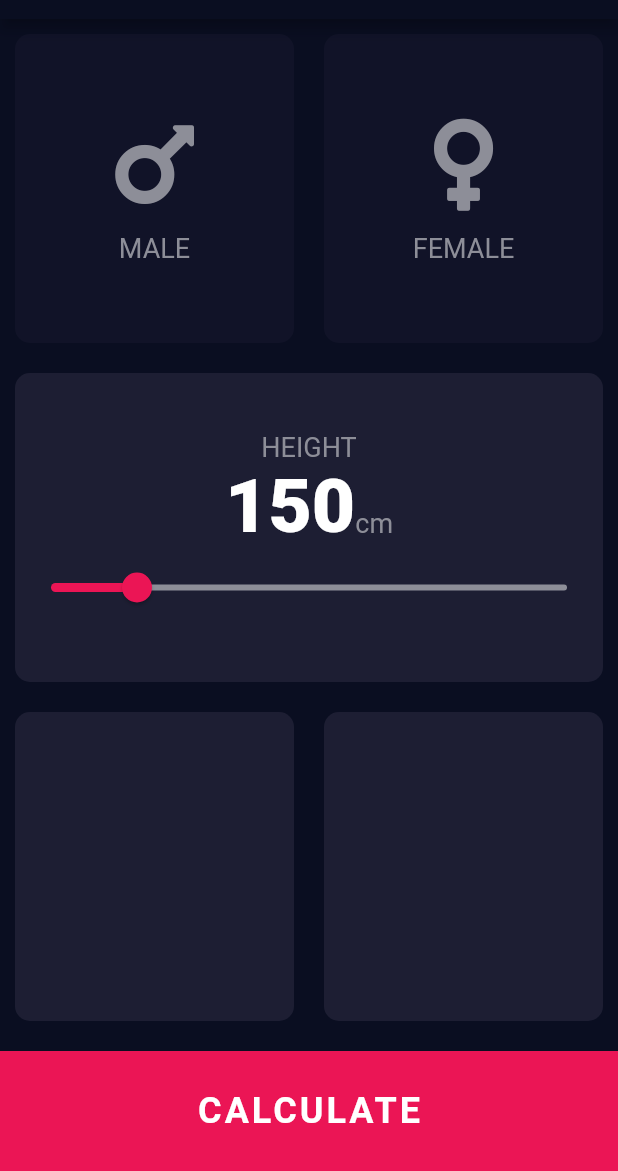
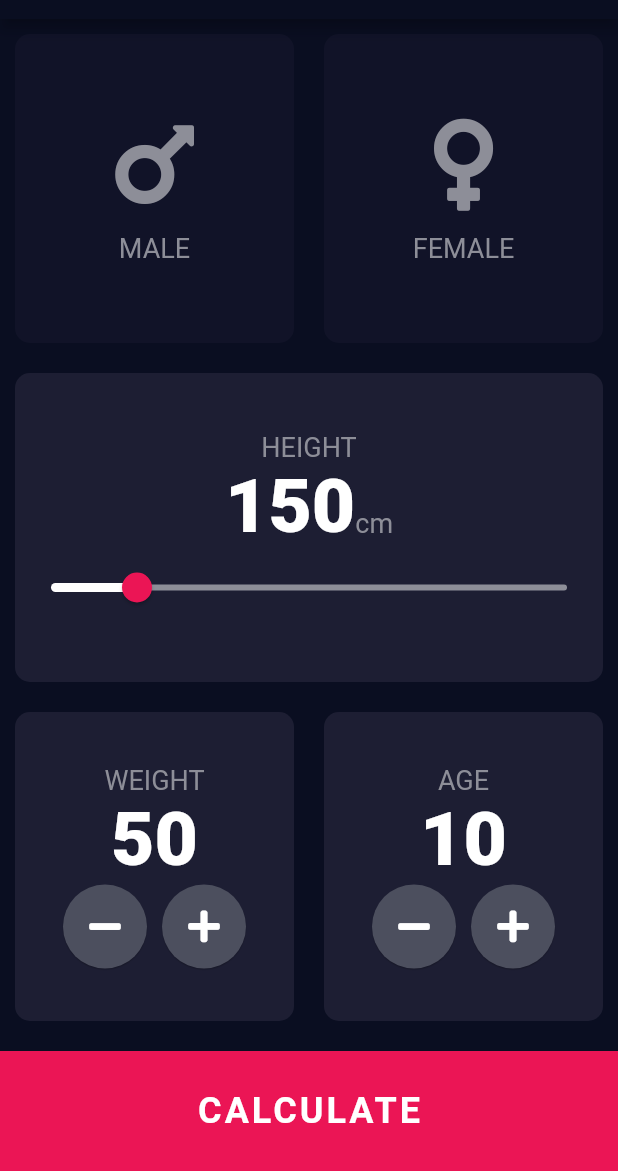
Before and after one commit to nonicalx/bmi-calculator-flutter, a Flutter app: the screen it shows after launch, on a phone screen of 412 x 824 dp, the part 65-1236 px from its top. Run offline on Flutter 3.47's test engine with Material 2 defaults, Android fonts, the phone set to English and light mode, and no system bars; our stand-ins replace font_awesome_flutter.

Commit message:
weight and age card completely implemented

```diff
--- a/lib/inputPage.dart
+++ b/lib/inputPage.dart
@@ -3,6 +3,9 @@ import 'reuseableCard.dart';
 import 'bottomButtom.dart';
 import 'genderSign.dart';
 import 'constants.dart';
+import 'roundIconBtn.dart';
+import 'package:font_awesome_flutter/font_awesome_flutter.dart';
+
 
 enum Gender { male, female }
 
@@ -16,6 +19,34 @@ class _InputPageState extends State<InputPage> {
 
   // var height = 150;
   int height = 150;
+  int weight = 50;
+  int age = 10;
+
+
+  void increamentWeight(){
+    if(weight <= 999){
+      weight++;
+    }
+  }
+
+  void decreamentWeight(){
+    if(weight >= 10){
+      weight--;
+    }
+  }
+
+
+  void increamentAge(){
+    if(age <= 400){
+      age++;
+    }
+  }
+
+  void decreamentAge(){
+    if(age>1){
+      age--;
+    }
+  }
   @override
   Widget build(BuildContext context) {
     return Scaffold(
@@ -80,17 +111,22 @@ class _InputPageState extends State<InputPage> {
                           Text("$height", style: kNumberTxtStyle),
                           Text('cm', style: kLabelTxtStyle)
                         ]),
-                    Slider(
+                    SliderTheme(
+                      data: SliderTheme.of(context).copyWith(
+                          thumbColor: Color(kActiveSlideColor),
+                          activeTrackColor: Colors.white,
+                          inactiveTrackColor: Color(kInActiveSlideColor),
+                          overlayColor: Color(0x29EB1555)),
+                      child: Slider(
                         value: height.toDouble(),
                         min: kMinHeight,
                         max: kMaxHeight,
-                      activeColor: Color(kActiveSlideColor),
-                      inactiveColor: Color(kInActiveSlideColor),
                         onChanged: (double newValue) {
                           setState(() {
                             height = newValue.toInt();
                           });
                         },
+                      ),
                     )
                   ],
                 ),
@@ -99,10 +135,50 @@ class _InputPageState extends State<InputPage> {
             Expanded(
               child: Row(children: <Widget>[
                 Expanded(
-                  child: ReuseableCard(),
+                  child: ReuseableCard(
+                    content: Column(
+                      mainAxisAlignment: MainAxisAlignment.center,
+                      children: <Widget>[
+                        Text('WEIGHT', style: kLabelTxtStyle),
+                        Text('$weight', style: kNumberTxtStyle),
+                        Row(
+                            mainAxisAlignment: MainAxisAlignment.center,
+                            children: <Widget>[
+                              RoundIconButton(icon: FontAwesomeIcons.minus, onPress: (){setState((){
+                                decreamentWeight();
+                              });}),
+
+                              SizedBox(width: 10),
+                              RoundIconButton(icon: FontAwesomeIcons.plus, onPress: (){setState((){
+                                increamentWeight();
+                              });})
+                            ])
+                      ],
+                    ),
+                  ),
                 ),
                 Expanded(
-                  child: ReuseableCard(),
+                  child: ReuseableCard(
+                    content: Column(
+                      mainAxisAlignment: MainAxisAlignment.center,
+                      children: <Widget>[
+                        Text('AGE', style: kLabelTxtStyle),
+                        Text('$age', style: kNumberTxtStyle),
+                        Row(
+                            mainAxisAlignment: MainAxisAlignment.center,
+                            children: <Widget>[
+                              RoundIconButton(icon: FontAwesomeIcons.minus, onPress: (){setState((){
+                                decreamentAge();
+                              });}),
+
+                              SizedBox(width: 10),
+                              RoundIconButton(icon: FontAwesomeIcons.plus, onPress: (){setState((){
+                                increamentAge();
+                              });}),
+                            ])
+                      ],
+                    ),
+                  ),
                 ),
               ]),
             ),
--- /dev/null
+++ b/lib/roundIconBtn.dart
@@ -0,0 +1,23 @@
+import 'package:flutter/material.dart';
+
+class RoundIconButton extends StatelessWidget {
+
+
+  final IconData icon;
+  final Function onPress;
+  @override
+  RoundIconButton({@required this.icon, this.onPress});
+  Widget build(BuildContext context) {
+    return RawMaterialButton(
+      elevation: 0.4,
+      shape: CircleBorder(),
+      fillColor: Color(0xFF4C4F5E),
+      child: Icon(icon),
+      constraints: BoxConstraints.tightFor(
+        width: 56.0,
+        height: 56.0
+      ),
+      onPressed: onPress,
+    );
+  }
+}
```
Lines whose indentation alone changed are shown as unchanged.
